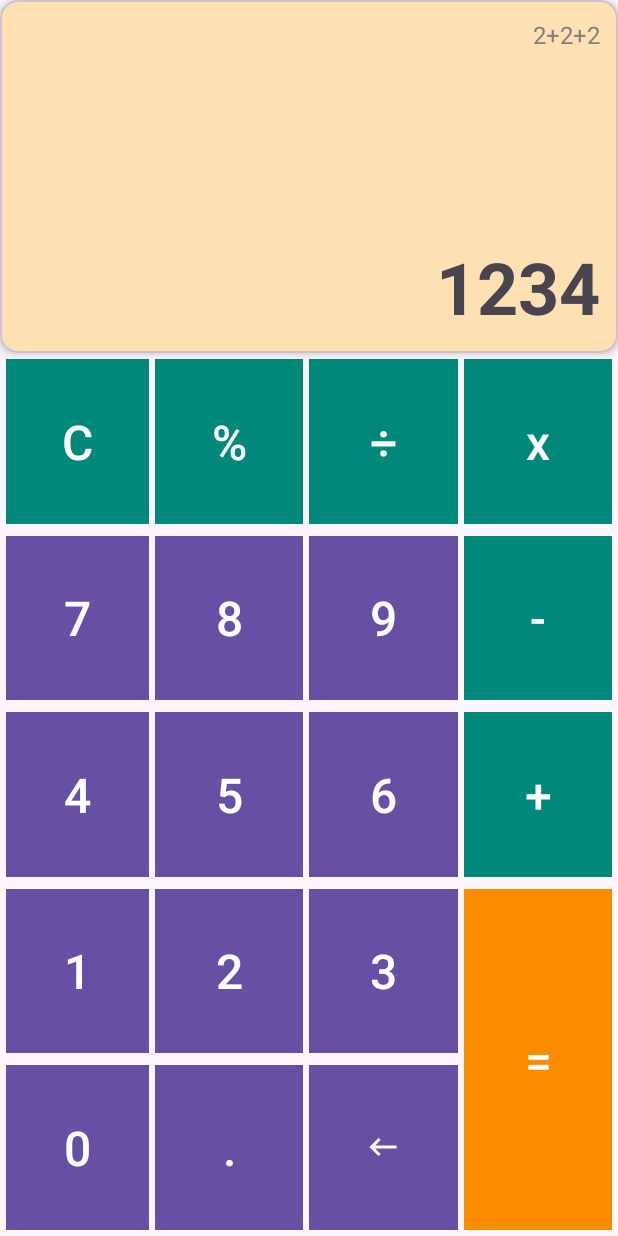
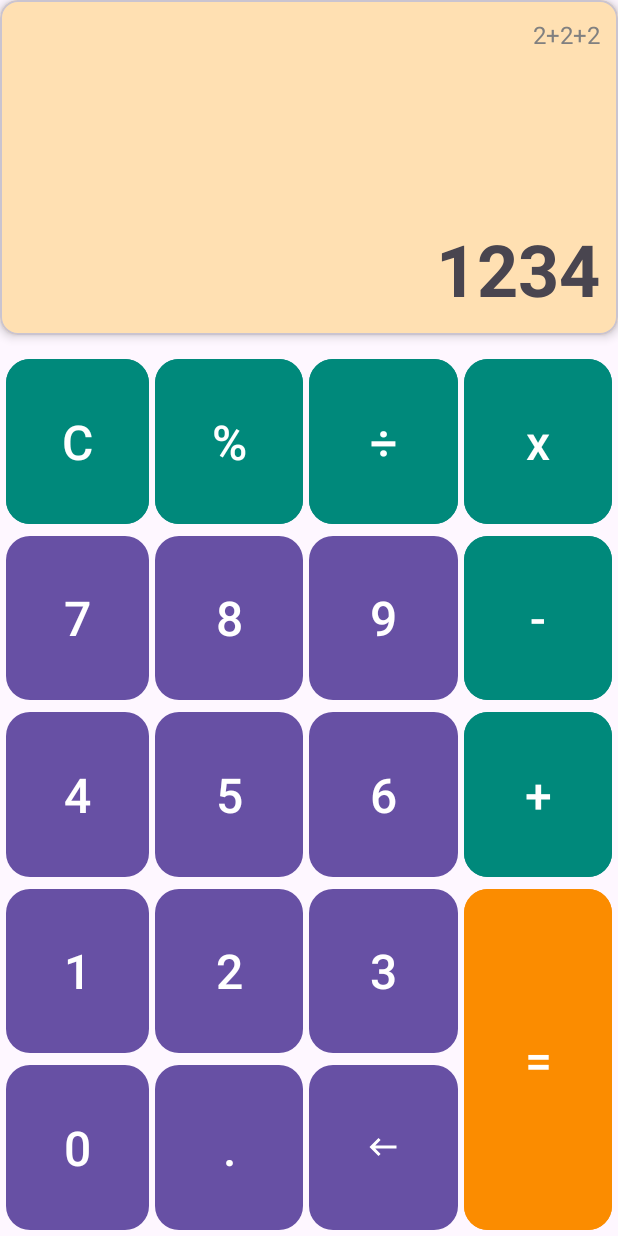
Before and after one commit to EduardoBran/Aplicativo_Calculadora_Simples, an Android app: the screen it shows after launch (MainActivity), on a phone screen of 412 x 824 dp. Run offline under Robolectric (Android 15) with nearby library versions, the phone set to English and light mode, and no system bars; 2 statements that could not run were skipped.

Commit message:
exibindo o layout na tela

```diff
--- a/app/src/main/java/com/luizeduardobrandao/calculadorasimplesmvvm/view/MainActivity.kt
+++ b/app/src/main/java/com/luizeduardobrandao/calculadorasimplesmvvm/view/MainActivity.kt
@@ -6,8 +6,12 @@ import androidx.appcompat.app.AppCompatActivity
 import androidx.core.view.ViewCompat
 import androidx.core.view.WindowInsetsCompat
 import com.luizeduardobrandao.calculadorasimplesmvvm.R
+import com.luizeduardobrandao.calculadorasimplesmvvm.databinding.ActivityMainBinding
 
 class MainActivity : AppCompatActivity() {
+
+    private lateinit var binding: ActivityMainBinding
+
     override fun onCreate(savedInstanceState: Bundle?) {
         super.onCreate(savedInstanceState)
         enableEdgeToEdge()
@@ -17,6 +21,10 @@ class MainActivity : AppCompatActivity() {
             v.setPadding(systemBars.left, systemBars.top, systemBars.right, systemBars.bottom)
             insets
         }
+
+        binding = ActivityMainBinding.inflate(layoutInflater)
+        setContentView(binding.root)
+
     }
 }
 
--- a/app/src/main/res/layout/activity_main.xml
+++ b/app/src/main/res/layout/activity_main.xml
@@ -5,7 +5,10 @@
     android:id="@+id/main"
     android:layout_width="match_parent"
     android:layout_height="match_parent"
-    android:padding="32dp"
+    android:paddingTop="40dp"
+    android:paddingBottom="40dp"
+    android:paddingStart="8dp"
+    android:paddingEnd="8dp"
     tools:context=".view.MainActivity">
 
     <!-- ─── Guidelines Horizontais (0%, 14%, 28%, 42%, 57%, 71%, 85%, 100%) ─── -->
@@ -112,7 +115,8 @@
         app:layout_constraintBottom_toBottomOf="@id/gh2"
         app:layout_constraintEnd_toEndOf="parent"
         app:layout_constraintStart_toStartOf="parent"
-        app:layout_constraintTop_toTopOf="parent">
+        app:layout_constraintTop_toTopOf="parent"
+        android:layout_marginBottom="12dp">
 
         <androidx.constraintlayout.widget.ConstraintLayout
             android:layout_width="match_parent"
@@ -173,7 +177,7 @@
         android:autoSizeTextType="uniform"
         android:backgroundTint="@color/teal_600"
         android:text="@string/text_button_clean"
-        app:cornerRadius="0dp"
+        app:cornerRadius="16dp"
         app:layout_constraintBottom_toTopOf="@id/gh3"
         app:layout_constraintEnd_toStartOf="@id/gv1"
         app:layout_constraintStart_toStartOf="@id/gv0"
@@ -191,7 +195,7 @@
         android:autoSizeTextType="uniform"
         android:backgroundTint="@color/teal_600"
         android:text="@string/text_button_perc"
-        app:cornerRadius="0dp"
+        app:cornerRadius="16dp"
         app:layout_constraintBottom_toTopOf="@id/gh3"
         app:layout_constraintEnd_toStartOf="@id/gv2"
         app:layout_constraintStart_toEndOf="@id/btnClear"
@@ -209,7 +213,7 @@
         android:autoSizeTextType="uniform"
         android:backgroundTint="@color/teal_600"
         android:text="@string/text_button_div"
-        app:cornerRadius="0dp"
+        app:cornerRadius="16dp"
         app:layout_constraintBottom_toTopOf="@id/gh3"
         app:layout_constraintEnd_toStartOf="@id/gv3"
         app:layout_constraintStart_toEndOf="@id/btnPercent"
@@ -227,7 +231,7 @@
         android:autoSizeTextType="uniform"
         android:backgroundTint="@color/teal_600"
         android:text="@string/text_button_mult"
-        app:cornerRadius="0dp"
+        app:cornerRadius="16dp"
         app:layout_constraintBottom_toTopOf="@id/gh3"
         app:layout_constraintEnd_toEndOf="@id/gv4"
         app:layout_constraintStart_toEndOf="@id/btnDiv"
@@ -245,7 +249,7 @@
         android:autoSizeStepGranularity="2sp"
         android:autoSizeTextType="uniform"
         android:text="@string/text_button_7"
-        app:cornerRadius="0dp"
+        app:cornerRadius="16dp"
         app:layout_constraintBottom_toTopOf="@id/gh4"
         app:layout_constraintEnd_toStartOf="@id/gv1"
         app:layout_constraintStart_toStartOf="@id/gv0"
@@ -262,7 +266,7 @@
         android:autoSizeStepGranularity="2sp"
         android:autoSizeTextType="uniform"
         android:text="@string/text_button_8"
-        app:cornerRadius="0dp"
+        app:cornerRadius="16dp"
         app:layout_constraintBottom_toTopOf="@id/gh4"
         app:layout_constraintEnd_toStartOf="@id/gv2"
         app:layout_constraintStart_toEndOf="@id/btn7"
@@ -279,7 +283,7 @@
         android:autoSizeStepGranularity="2sp"
         android:autoSizeTextType="uniform"
         android:text="@string/text_button_9"
-        app:cornerRadius="0dp"
+        app:cornerRadius="16dp"
         app:layout_constraintBottom_toTopOf="@id/gh4"
         app:layout_constraintEnd_toStartOf="@id/gv3"
         app:layout_constraintStart_toEndOf="@id/btn8"
@@ -297,7 +301,7 @@
         android:autoSizeTextType="uniform"
         android:backgroundTint="@color/teal_600"
         android:text="@string/text_button_sub"
-        app:cornerRadius="0dp"
+        app:cornerRadius="16dp"
         app:layout_constraintBottom_toTopOf="@id/gh4"
         app:layout_constraintEnd_toEndOf="@id/gv4"
         app:layout_constraintStart_toEndOf="@id/btn9"
@@ -315,7 +319,7 @@
         android:autoSizeStepGranularity="2sp"
         android:autoSizeTextType="uniform"
         android:text="@string/text_button_4"
-        app:cornerRadius="0dp"
+        app:cornerRadius="16dp"
         app:layout_constraintBottom_toTopOf="@id/gh5"
         app:layout_constraintEnd_toStartOf="@id/gv1"
         app:layout_constraintStart_toStartOf="@id/gv0"
@@ -332,7 +336,7 @@
         android:autoSizeStepGranularity="2sp"
         android:autoSizeTextType="uniform"
         android:text="@string/text_button_5"
-        app:cornerRadius="0dp"
+        app:cornerRadius="16dp"
         app:layout_constraintBottom_toTopOf="@id/gh5"
         app:layout_constraintEnd_toStartOf="@id/gv2"
         app:layout_constraintStart_toEndOf="@id/btn4"
@@ -349,7 +353,7 @@
         android:autoSizeStepGranularity="2sp"
         android:autoSizeTextType="uniform"
         android:text="@string/text_button_6"
-        app:cornerRadius="0dp"
+        app:cornerRadius="16dp"
         app:layout_constraintBottom_toTopOf="@id/gh5"
         app:layout_constraintEnd_toStartOf="@id/gv3"
         app:layout_constraintStart_toEndOf="@id/btn5"
@@ -367,7 +371,7 @@
         android:autoSizeTextType="uniform"
         android:backgroundTint="@color/teal_600"
         android:text="@string/text_button_plus"
-        app:cornerRadius="0dp"
+        app:cornerRadius="16dp"
         app:layout_constraintBottom_toTopOf="@id/gh5"
         app:layout_constraintEnd_toEndOf="@id/gv4"
         app:layout_constraintStart_toEndOf="@id/btn6"
@@ -385,7 +389,7 @@
         android:autoSizeStepGranularity="2sp"
         android:autoSizeTextType="uniform"
         android:text="@string/text_button_1"
-        app:cornerRadius="0dp"
+        app:cornerRadius="16dp"
         app:layout_constraintBottom_toTopOf="@id/gh6"
         app:layout_constraintEnd_toStartOf="@id/gv1"
         app:layout_constraintStart_toStartOf="@id/gv0"
@@ -402,7 +406,7 @@
         android:autoSizeStepGranularity="2sp"
         android:autoSizeTextType="uniform"
         android:text="@string/text_button_2"
-        app:cornerRadius="0dp"
+        app:cornerRadius="16dp"
         app:layout_constraintBottom_toTopOf="@id/gh6"
         app:layout_constraintEnd_toStartOf="@id/gv2"
         app:layout_constraintStart_toEndOf="@id/btn1"
@@ -419,7 +423,7 @@
         android:autoSizeStepGranularity="2sp"
         android:autoSizeTextType="uniform"
         android:text="@string/text_button_3"
-        app:cornerRadius="0dp"
+        app:cornerRadius="16dp"
         app:layout_constraintBottom_toTopOf="@id/gh6"
         app:layout_constraintEnd_toStartOf="@id/gv3"
         app:layout_constraintStart_toEndOf="@id/btn2"
@@ -437,7 +441,7 @@
         android:autoSizeTextType="uniform"
         android:backgroundTint="@color/orange_600"
         android:text="@string/text_button_equal"
-        app:cornerRadius="0dp"
+        app:cornerRadius="16dp"
         app:layout_constraintBottom_toTopOf="@id/gh7"
         app:layout_constraintEnd_toEndOf="@id/gv4"
         app:layout_constraintStart_toEndOf="@id/btn3"
@@ -455,7 +459,7 @@
         android:autoSizeStepGranularity="2sp"
         android:autoSizeTextType="uniform"
         android:text="@string/text_button_0"
-        app:cornerRadius="0dp"
+        app:cornerRadius="16dp"
         app:layout_constraintBottom_toTopOf="@id/gh7"
         app:layout_constraintEnd_toStartOf="@id/gv1"
         app:layout_constraintStart_toStartOf="@id/gv0"
@@ -472,7 +476,7 @@
         android:autoSizeStepGranularity="2sp"
         android:autoSizeTextType="uniform"
         android:text="@string/text_button_dot"
-        app:cornerRadius="0dp"
+        app:cornerRadius="16dp"
         app:layout_constraintBottom_toTopOf="@id/gh7"
         app:layout_constraintEnd_toStartOf="@id/gv2"
         app:layout_constraintStart_toEndOf="@id/btn0"
@@ -486,7 +490,7 @@
         android:layout_marginEnd="4dp"
         android:contentDescription="@string/cont_apagar"
         android:text=""
-        app:cornerRadius="0dp"
+        app:cornerRadius="16dp"
         app:icon="@drawable/ic_backspace"
         app:iconGravity="textStart"
         app:iconPadding="0dp"
```
